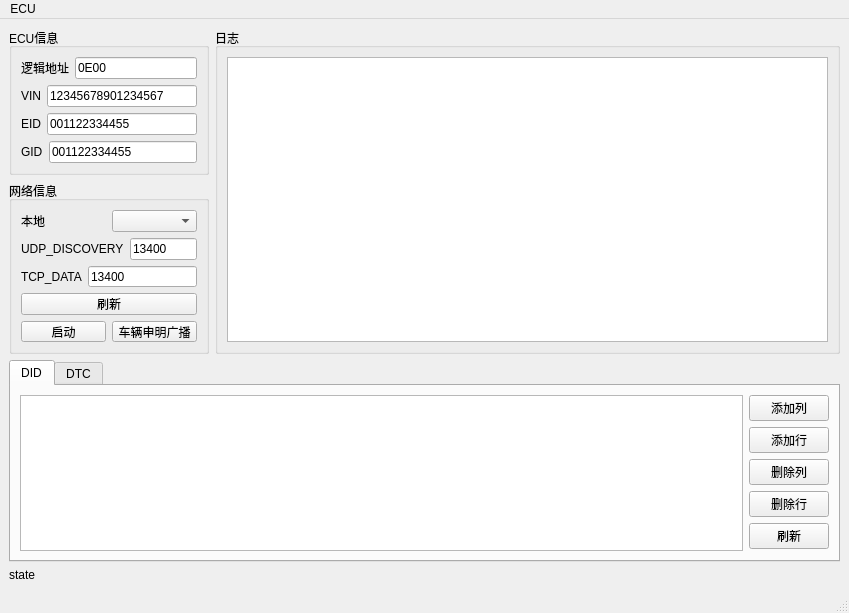
Qt form DoIP_Server/mainwindow.ui (mcli244/DoIP_Server) before a commit.
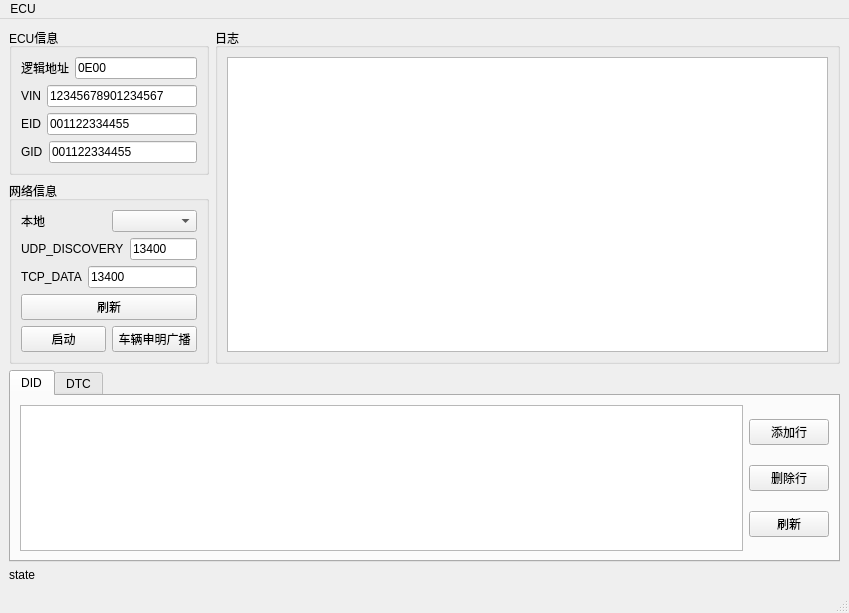
The same form after that commit.

```diff
--- a/DoIP_Server/mainwindow.ui
+++ b/DoIP_Server/mainwindow.ui
@@ -303,13 +303,6 @@
             </item>
             <item>
              <layout class="QVBoxLayout" name="verticalLayout_6">
-              <item>
-               <widget class="QPushButton" name="pushButton_add_col">
-                <property name="text">
-                 <string>添加列</string>
-                </property>
-               </widget>
-              </item>
               <item>
                <widget class="QPushButton" name="pushButton_add_row">
                 <property name="text">
@@ -317,13 +310,6 @@
                 </property>
                </widget>
               </item>
-              <item>
-               <widget class="QPushButton" name="pushButton_del_col">
-                <property name="text">
-                 <string>删除列</string>
-                </property>
-               </widget>
-              </item>
               <item>
                <widget class="QPushButton" name="pushButton_del_row">
                 <property name="text">
```
